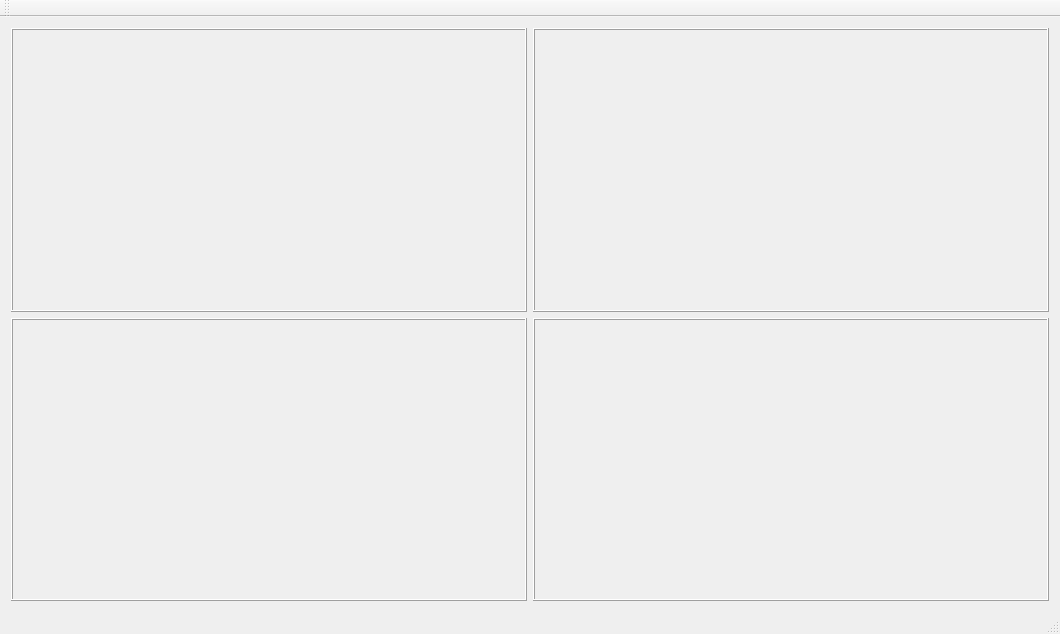
This is Peleng/SpectrCompare/SpectraCompare.ui in remsens/Peleng as Qt 5 draws it before an edit. The edited form follows.
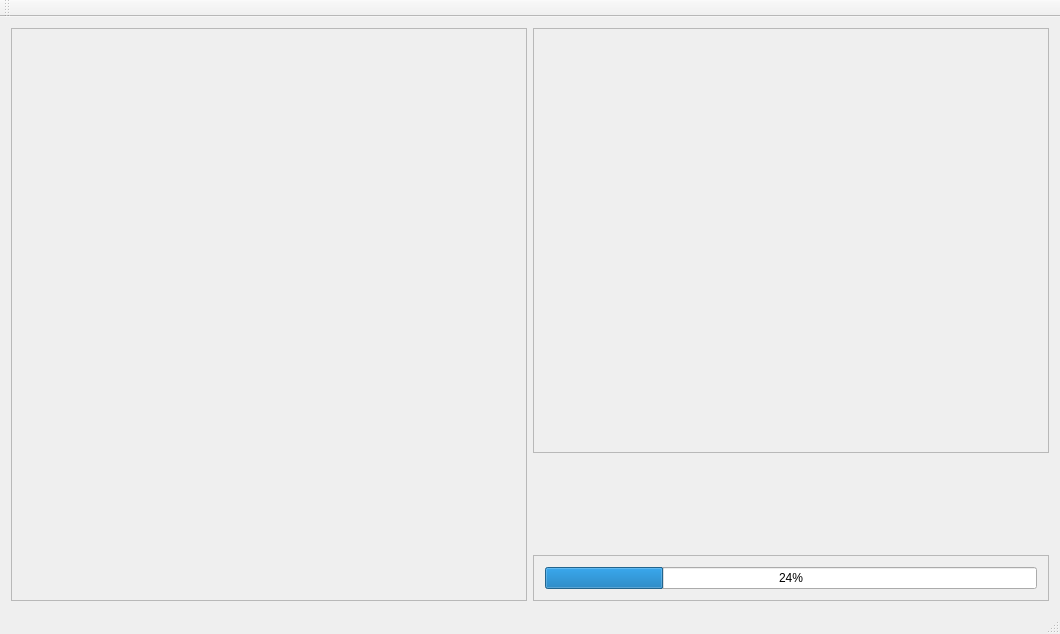
This is the edited form. Custom widgets are drawn as their Qt base class.

```diff
--- a/Peleng/SpectrCompare/SpectraCompare.ui
+++ b/Peleng/SpectrCompare/SpectraCompare.ui
@@ -14,51 +14,57 @@
    <string>Сравнение спектральных кривых</string>
   </property>
   <widget class="QWidget" name="centralWidget">
-   <layout class="QGridLayout" name="gridLayout">
-    <item row="1" column="0">
+   <layout class="QVBoxLayout" name="verticalLayout">
+    <item>
+     <layout class="QHBoxLayout" name="horizontalLayout" stretch="1,1">
+      <item>
+       <layout class="QVBoxLayout" name="verticalLayout_3">
+        <item>
      <widget class="QFrame" name="frame_3">
       <property name="frameShape">
-       <enum>QFrame::Box</enum>
+           <enum>QFrame::StyledPanel</enum>
       </property>
       <property name="frameShadow">
        <enum>QFrame::Raised</enum>
       </property>
      </widget>
-    </item>
-    <item row="0" column="0">
-     <widget class="QFrame" name="frame_4">
-      <property name="frameShape">
-       <enum>QFrame::Box</enum>
-      </property>
-      <property name="frameShadow">
-       <enum>QFrame::Raised</enum>
-      </property>
-     </widget>
-    </item>
-    <item row="0" column="1">
-     <widget class="QFrame" name="frame_2">
-      <property name="frameShape">
-       <enum>QFrame::Box</enum>
-      </property>
-      <property name="frameShadow">
-       <enum>QFrame::Raised</enum>
-      </property>
-      <layout class="QHBoxLayout" name="horizontalLayout">
-       <item>
-        <widget class="QCustomPlot" name="customPlot" native="true"/>
-       </item>
-      </layout>
-     </widget>
-    </item>
-    <item row="1" column="1">
+        </item>
+       </layout>
+      </item>
+      <item>
+       <layout class="QVBoxLayout" name="verticalLayout_2" stretch="3,1">
+        <item>
      <widget class="QFrame" name="frame">
       <property name="frameShape">
-       <enum>QFrame::Box</enum>
+           <enum>QFrame::StyledPanel</enum>
       </property>
       <property name="frameShadow">
-       <enum>QFrame::Raised</enum>
-      </property>
-     </widget>
+           <enum>QFrame::Plain</enum>
+          </property>
+         </widget>
+        </item>
+        <item alignment="Qt::AlignBottom">
+         <widget class="QFrame" name="frame_2">
+          <property name="frameShape">
+           <enum>QFrame::StyledPanel</enum>
+          </property>
+          <property name="frameShadow">
+           <enum>QFrame::Plain</enum>
+          </property>
+          <layout class="QVBoxLayout" name="verticalLayout_4">
+           <item alignment="Qt::AlignBottom">
+            <widget class="QProgressBar" name="progressBar">
+             <property name="value">
+              <number>24</number>
+             </property>
+            </widget>
+           </item>
+          </layout>
+         </widget>
+        </item>
+       </layout>
+      </item>
+     </layout>
     </item>
    </layout>
   </widget>
@@ -83,14 +89,6 @@
   <widget class="QStatusBar" name="statusBar"/>
  </widget>
  <layoutdefault spacing="6" margin="11"/>
- <customwidgets>
-  <customwidget>
-   <class>QCustomPlot</class>
-   <extends>QWidget</extends>
-   <header location="global">qcustomplot.h</header>
-   <container>1</container>
-  </customwidget>
- </customwidgets>
  <resources/>
  <connections/>
 </ui>
```
Lines whose indentation alone changed are shown as unchanged.
